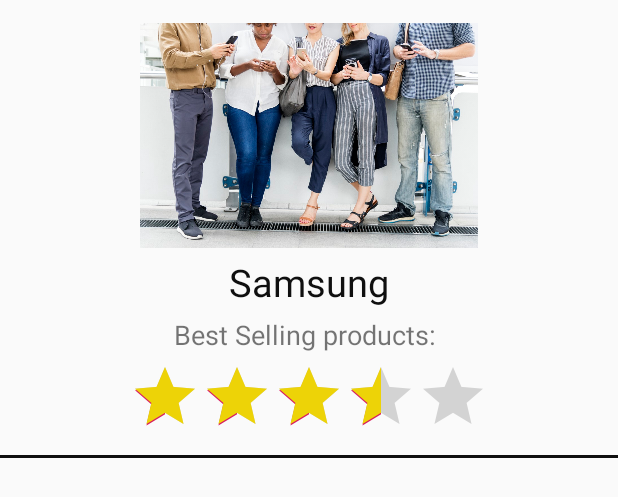
After one commit to sandeepjane1993/Walmart_OnlineShopping, an Android app: the layout singleitem_topsellers.xml on its own in the app's theme, with its tools: preview values and no code run, on a phone screen of 412 x 824 dp. The commit adds this screen. Shown: the top 497 px of the screen. Run offline under Robolectric (Android 15) with nearby library versions, the phone set to English and light mode, and no system bars; network calls fail.

Commit message:
added top sellers

```diff
--- a/app/src/main/res/layout/fragment_accountbase.xml
+++ b/app/src/main/res/layout/fragment_accountbase.xml
@@ -120,7 +120,8 @@
         android:background="#d1d4d1"
         android:layout_height="1dp"/>
     <Button
-        android:text="Walmart Associates"
+        android:id="@+id/btn_topSellers"
+        android:text="Top Sellers"
         android:textAlignment="textStart"
         android:drawableRight="@drawable/ic_chevron_right_black_24dp"
         android:drawableLeft="@drawable/ic_person_outline_black_24dp"
@@ -174,6 +175,7 @@
         android:layout_width="match_parent"
         android:layout_height="5dp"/>
     <Button
+        android:id="@+id/btn_signOut"
         android:layout_gravity="center"
         android:text="Sign Out"
         android:textAllCaps="false"
--- /dev/null
+++ b/app/src/main/res/layout/singleitem_topsellers.xml
@@ -0,0 +1,58 @@
+<?xml version="1.0" encoding="utf-8"?>
+<LinearLayout
+    xmlns:android="http://schemas.android.com/apk/res/android"
+    android:orientation="vertical"
+    android:layout_width="match_parent"
+    android:layout_height="wrap_content">
+
+    <View
+        android:layout_width="match_parent"
+        android:layout_height="15dp"/>
+
+        <ImageView
+            android:id="@+id/iv_singleitem_TS"
+            android:src="@drawable/pic_vf_clothing"
+            android:layout_width="match_parent"
+            android:layout_height="150dp" />
+
+    <View
+        android:layout_width="match_parent"
+        android:layout_height="5dp"/>
+
+    <TextView
+        android:id="@+id/tv_sellerName_TS"
+        android:text="Samsung"
+        android:textSize="25sp"
+        android:textColor="#0f0f0f"
+        android:layout_gravity="center"
+        android:layout_width="wrap_content"
+        android:layout_height="wrap_content" />
+    <View
+        android:layout_width="match_parent"
+        android:layout_height="5dp"/>
+
+    <TextView
+        android:id="@+id/tv_sellerDeals_TS"
+        android:text="Best Selling products: "
+        android:textSize="18sp"
+        android:layout_gravity="center"
+        android:layout_width="wrap_content"
+        android:layout_height="wrap_content" />
+    <View
+        android:layout_width="match_parent"
+        android:layout_height="5dp"/>
+    <RatingBar
+        android:id="@+id/ratingBar_TS"
+        android:rating="3.5"
+        android:layout_gravity="center"
+        android:progressTint="#edd307"
+        android:layout_width="wrap_content"
+        android:layout_height="wrap_content" />
+    <View
+        android:layout_width="match_parent"
+        android:layout_height="5dp"/>
+    <View
+        android:background="#0f0f0f"
+        android:layout_width="match_parent"
+        android:layout_height="2dp"/>
+</LinearLayout>
```
Also changed, not shown: app/src/main/java/com/example/sande/walmart_onlineshopping/AccountFragment.java (+22 -1 lines), app/src/main/java/com/example/sande/walmart_onlineshopping/TopSellersFragment.java (added, +91 -0 lines), app/src/main/java/com/example/sande/walmart_onlineshopping/adapters/TopSellersAdaptor.java (added, +67 -0 lines), app/src/main/java/com/example/sande/walmart_onlineshopping/data/TopSellersData.java (added, +48 -0 lines), app/src/main/res/layout/fragment_topsellers.xml (added, +31 -0 lines).
